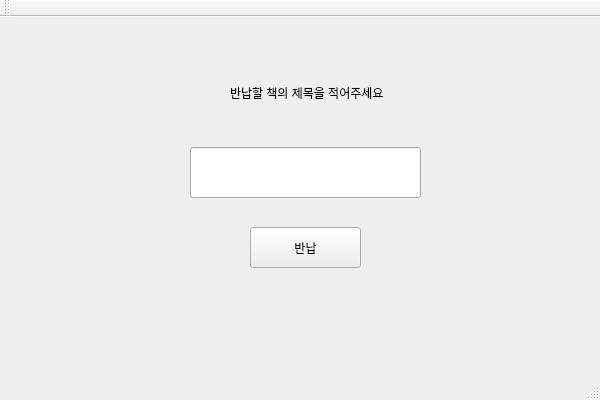
Above: Library_project/returnBookClass.ui from kyungwon0220/SBJ before the change. Below: the same form after it.
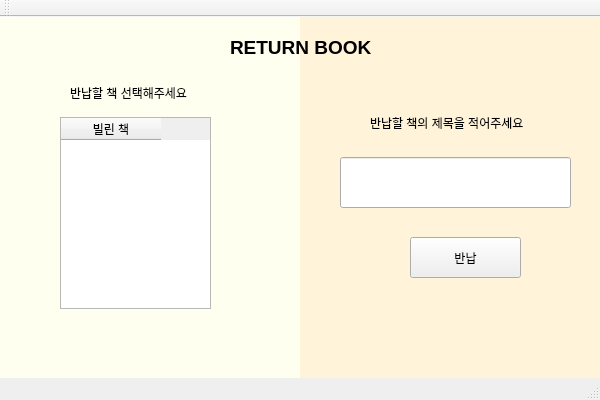
That is the form after the change.

```diff
--- a/Library_project/returnBookClass.ui
+++ b/Library_project/returnBookClass.ui
@@ -17,8 +17,8 @@
    <widget class="QLineEdit" name="lineEdit">
     <property name="geometry">
      <rect>
-      <x>190</x>
-      <y>130</y>
+      <x>340</x>
+      <y>140</y>
       <width>231</width>
       <height>51</height>
      </rect>
@@ -27,8 +27,8 @@
    <widget class="QPushButton" name="pushButton">
     <property name="geometry">
      <rect>
-      <x>250</x>
-      <y>210</y>
+      <x>410</x>
+      <y>220</y>
       <width>111</width>
       <height>41</height>
      </rect>
@@ -40,8 +40,8 @@
    <widget class="QLabel" name="label">
     <property name="geometry">
      <rect>
-      <x>230</x>
-      <y>60</y>
+      <x>370</x>
+      <y>90</y>
       <width>221</width>
       <height>31</height>
      </rect>
@@ -50,6 +50,96 @@
      <string>반납할 책의 제목을 적어주세요</string>
     </property>
    </widget>
+   <widget class="QTableWidget" name="tableWidget">
+    <property name="geometry">
+     <rect>
+      <x>60</x>
+      <y>100</y>
+      <width>151</width>
+      <height>192</height>
+     </rect>
+    </property>
+    <column>
+     <property name="text">
+      <string>빌린 책</string>
+     </property>
+    </column>
+   </widget>
+   <widget class="QLabel" name="label_2">
+    <property name="geometry">
+     <rect>
+      <x>70</x>
+      <y>60</y>
+      <width>141</width>
+      <height>31</height>
+     </rect>
+    </property>
+    <property name="text">
+     <string>반납할 책 선택해주세요</string>
+    </property>
+   </widget>
+   <widget class="QLabel" name="label_3">
+    <property name="geometry">
+     <rect>
+      <x>300</x>
+      <y>-10</y>
+      <width>331</width>
+      <height>371</height>
+     </rect>
+    </property>
+    <property name="styleSheet">
+     <string notr="true">background-color: rgb(255, 244, 217);</string>
+    </property>
+    <property name="text">
+     <string/>
+    </property>
+   </widget>
+   <widget class="QLabel" name="label_4">
+    <property name="geometry">
+     <rect>
+      <x>-40</x>
+      <y>-10</y>
+      <width>341</width>
+      <height>371</height>
+     </rect>
+    </property>
+    <property name="styleSheet">
+     <string notr="true">background-color: rgb(255, 255, 240);</string>
+    </property>
+    <property name="text">
+     <string/>
+    </property>
+   </widget>
+   <widget class="QLabel" name="label_5">
+    <property name="geometry">
+     <rect>
+      <x>230</x>
+      <y>10</y>
+      <width>141</width>
+      <height>41</height>
+     </rect>
+    </property>
+    <property name="font">
+     <font>
+      <pointsize>14</pointsize>
+      <bold>true</bold>
+     </font>
+    </property>
+    <property name="text">
+     <string>RETURN BOOK</string>
+    </property>
+    <property name="textFormat">
+     <enum>Qt::AutoText</enum>
+    </property>
+   </widget>
+   <zorder>label_4</zorder>
+   <zorder>label_3</zorder>
+   <zorder>lineEdit</zorder>
+   <zorder>pushButton</zorder>
+   <zorder>label</zorder>
+   <zorder>tableWidget</zorder>
+   <zorder>label_2</zorder>
+   <zorder>label_5</zorder>
   </widget>
   <widget class="QMenuBar" name="menuBar">
    <property name="geometry">
```
Left out of the diff: 17 changed lines with no effect on the pictures.
